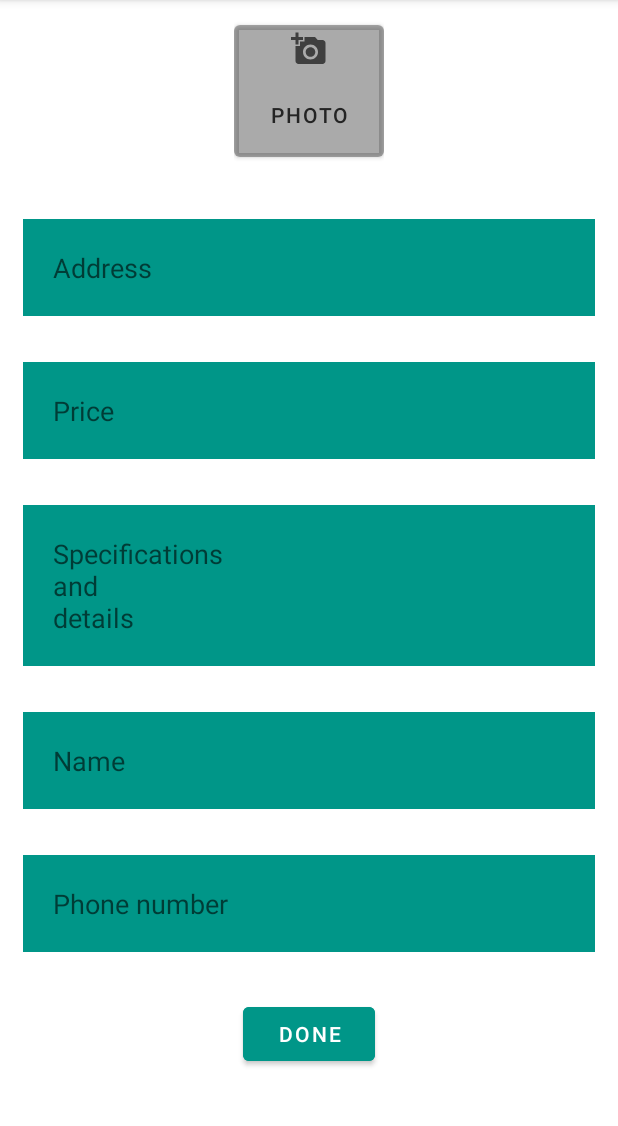
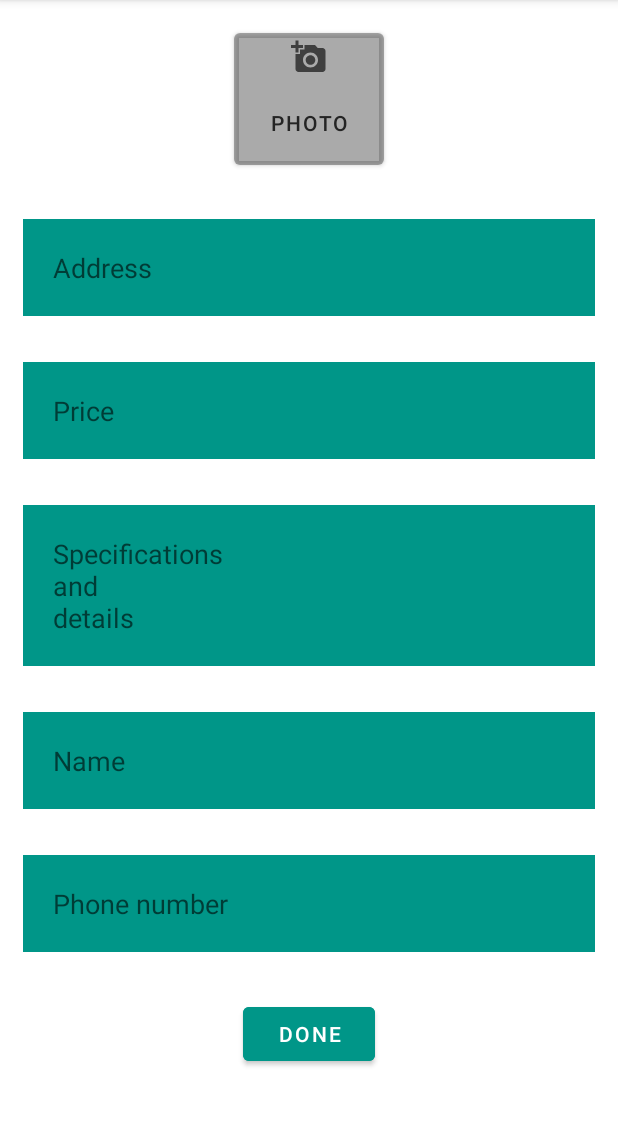
Before and after one commit to AhmedMaad/Hostel-App, an Android app: the ApartmentSupplier screen opened directly, with no data from a screen before it, on a phone screen of 412 x 824 dp, the part 84-1210 px from its top. Run offline under Robolectric (Android 15) with nearby library versions, the phone set to English and light mode, and no system bars.

```diff
--- a/app/src/main/java/com/example/hostel/ApartmentSupplier.java
+++ b/app/src/main/java/com/example/hostel/ApartmentSupplier.java
@@ -3,6 +3,7 @@ package com.example.hostel;
 import androidx.appcompat.app.AppCompatActivity;
 
 import android.os.Bundle;
+import android.view.View;
 
 public class ApartmentSupplier extends AppCompatActivity {
 
@@ -11,4 +12,8 @@ public class ApartmentSupplier extends AppCompatActivity {
         super.onCreate(savedInstanceState);
         setContentView(R.layout.apartment_details_supplier);
     }
+
+    //TODO: make DONE button disappear as GONE and make progress bar visible
+    public void choosePicture(View view) {
+    }
 }
--- a/app/src/main/java/com/example/hostel/MainActivity.java
+++ b/app/src/main/java/com/example/hostel/MainActivity.java
@@ -12,6 +12,7 @@ import android.view.View;
 import android.widget.Button;
 
 public class MainActivity extends AppCompatActivity implements View.OnClickListener {
+
     private String user;
     private Button button;
 
@@ -19,7 +20,7 @@ public class MainActivity extends AppCompatActivity implements View.OnClickListe
     protected void onCreate(Bundle savedInstanceState) {
         super.onCreate(savedInstanceState);
         setContentView(R.layout.activity_main);
-        BottomNavigationView navigation = (BottomNavigationView) findViewById(R.id.navigation);
+        BottomNavigationView navigation = findViewById(R.id.navigation);
         navigation.setSelectedItemId(R.id.nav_home);
         navigation.setOnNavigationItemSelectedListener(new BottomNavigationView.OnNavigationItemSelectedListener() {
             @Override
@@ -89,4 +90,5 @@ public class MainActivity extends AppCompatActivity implements View.OnClickListe
         button = findViewById(R.id.consumer);
         button.setVisibility(View.VISIBLE);
     }
+
 }
--- a/app/src/main/res/layout/apartment_details_supplier.xml
+++ b/app/src/main/res/layout/apartment_details_supplier.xml
@@ -5,81 +5,63 @@
     android:layout_width="match_parent"
     android:layout_height="match_parent">
 
-    <RelativeLayout
-        android:layout_width="match_parent"
-        android:layout_height="wrap_content">
-
-        <HorizontalScrollView
-            android:id="@+id/scrollView"
+    <LinearLayout
         android:layout_width="match_parent"
         android:layout_height="wrap_content"
-            android:layout_marginTop="5dp"
-            android:elevation="5dp"
-            android:padding="5dp">
-
-            <LinearLayout
-                android:id="@+id/linearLayout"
-                android:layout_width="wrap_content"
-                android:layout_height="wrap_content"
-                android:layout_gravity="center"
-                android:orientation="horizontal">
+        android:orientation="vertical">
 
         <Button
             android:id="@+id/addPhoto"
             android:layout_width="100dp"
             android:layout_height="100dp"
+            android:layout_gravity="center"
+            android:layout_marginTop="16dp"
             android:drawableTop="@drawable/ic_add"
+            android:onClick="choosePicture"
             android:text="Photo"
             android:textColor="#242424"
             app:backgroundTint="#5B121212" />
-            </LinearLayout>
-        </HorizontalScrollView>
 
         <EditText
             android:id="@+id/apartmentDetAddressSup"
             android:layout_width="fill_parent"
             android:layout_height="wrap_content"
-            android:layout_below="@id/scrollView"
             android:layout_marginStart="15dp"
             android:layout_marginTop="30dp"
             android:layout_marginEnd="15dp"
             android:layout_marginBottom="15dp"
             android:background="#009688"
+            android:hint="Address"
             android:inputType="textPostalAddress"
             android:padding="20dp"
-            android:hint="Address"
             android:textColor="@color/black" />
 
         <EditText
             android:id="@+id/apartmentDetPriceSup"
             android:layout_width="fill_parent"
             android:layout_height="wrap_content"
-            android:layout_below="@id/apartmentDetAddressSup"
-            android:layout_alignParentStart="true"
             android:layout_marginStart="15dp"
             android:layout_marginTop="15dp"
             android:layout_marginEnd="15dp"
             android:layout_marginBottom="15dp"
             android:background="#009688"
+            android:hint="Price"
             android:padding="20dp"
-            android:hint="Price"
             android:textColor="@color/black" />
 
         <EditText
             android:id="@+id/apartmentDetSepcificationsSup"
             android:layout_width="fill_parent"
             android:layout_height="wrap_content"
-            android:layout_below="@+id/apartmentDetPriceSup"
-            android:layout_alignParentEnd="true"
             android:layout_marginStart="15dp"
             android:layout_marginTop="15dp"
             android:layout_marginEnd="15dp"
             android:layout_marginBottom="15dp"
             android:background="#009688"
             android:gravity="start|top"
+            android:hint="Specifications\nand\ndetails"
             android:inputType="textMultiLine"
             android:padding="20dp"
-            android:hint="Specifications\nand\ndetails"
             android:textColor="@color/black"
             tools:ignore="TextViewEdits" />
 
@@ -87,39 +69,41 @@
             android:id="@+id/apartmentDetNameSup"
             android:layout_width="fill_parent"
             android:layout_height="wrap_content"
-            android:layout_below="@+id/apartmentDetSepcificationsSup"
             android:layout_marginStart="15dp"
             android:layout_marginTop="15dp"
             android:layout_marginEnd="15dp"
             android:layout_marginBottom="15dp"
             android:background="#009688"
+            android:hint="Name"
             android:inputType="textPersonName"
             android:padding="20dp"
-            android:hint="Name"
             android:textColor="@color/black" />
 
         <EditText
             android:id="@+id/apartmentDetPhoneSup"
             android:layout_width="fill_parent"
             android:layout_height="wrap_content"
-            android:layout_below="@+id/apartmentDetNameSup"
             android:layout_marginStart="15dp"
             android:layout_marginTop="15dp"
             android:layout_marginEnd="15dp"
             android:layout_marginBottom="15dp"
             android:background="#009688"
+            android:hint="Phone number"
             android:inputType="phone"
             android:padding="20dp"
-            android:hint="Phone number"
             android:textColor="@color/black" />
 
         <Button
             android:layout_width="wrap_content"
             android:layout_height="wrap_content"
-            android:layout_below="@+id/apartmentDetPhoneSup"
-            android:layout_centerHorizontal="true"
+            android:layout_gravity="center"
             android:layout_marginTop="15dp"
+            android:layout_marginBottom="16dp"
             android:backgroundTint="#009688"
             android:text="Done" />
-    </RelativeLayout>
+
+
+
+    </LinearLayout>
+
 </ScrollView>
--- a/app/src/main/res/layout/settings_activity.xml
+++ b/app/src/main/res/layout/settings_activity.xml
@@ -48,12 +48,12 @@
         android:inputType="textCapSentences"
         android:text="Delete Account" />
 
-    <com.google.android.material.bottomnavigation.BottomNavigationView
+    <!--<com.google.android.material.bottomnavigation.BottomNavigationView
         style="@style/Widget.MaterialComponents.BottomNavigationView.Colored"
         android:layout_width="match_parent"
         android:layout_height="wrap_content"
         android:layout_alignParentBottom="true"
         app:backgroundTint="#009688"
-        app:menu="@menu/bottomnav" />
+        app:menu="@menu/bottomnav" />-->
 
 </RelativeLayout>
--- a/app/src/main/res/values/strings.xml
+++ b/app/src/main/res/values/strings.xml
@@ -20,4 +20,8 @@
     <string name="attachment_summary_off">Only download attachments when manually requested</string>
     <string name="log_in"><u>Log in</u></string>
     <string name="sign_up"><u>Sign up</u></string>
+    <string name="user_added">User Added Successfully</string>
+    <string name="email_required">Email is required</string>
+    <string name="password_required">Password is required</string>
+    <string name="missing_fields">Missing required fields</string>
 </resources>
```
Also changed, not shown: app/src/main/java/com/example/hostel/LoginActivity.java (+45 -0 lines), app/src/main/java/com/example/hostel/SignupActivity.java (+4 -4 lines), app/src/main/res/layout/log_in.xml (+14 -2 lines). Lines whose indentation alone changed are shown as unchanged.
